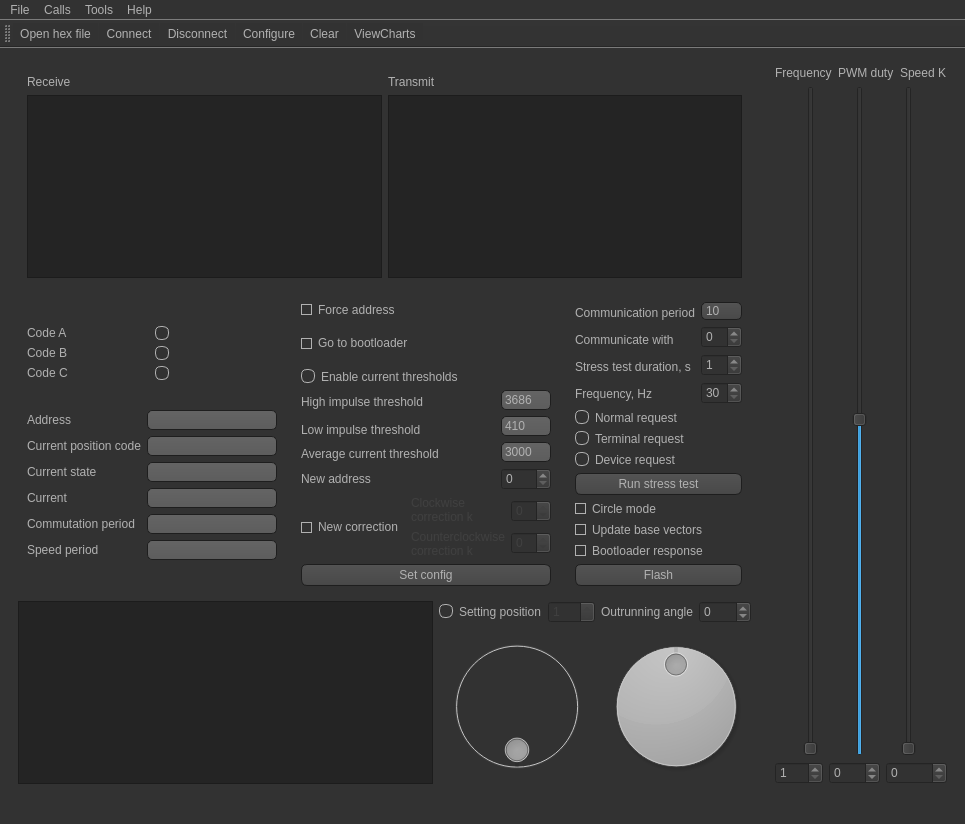
Above: mainwindow.ui from RunoVj/Terminal before the change. Below: the same form after it.
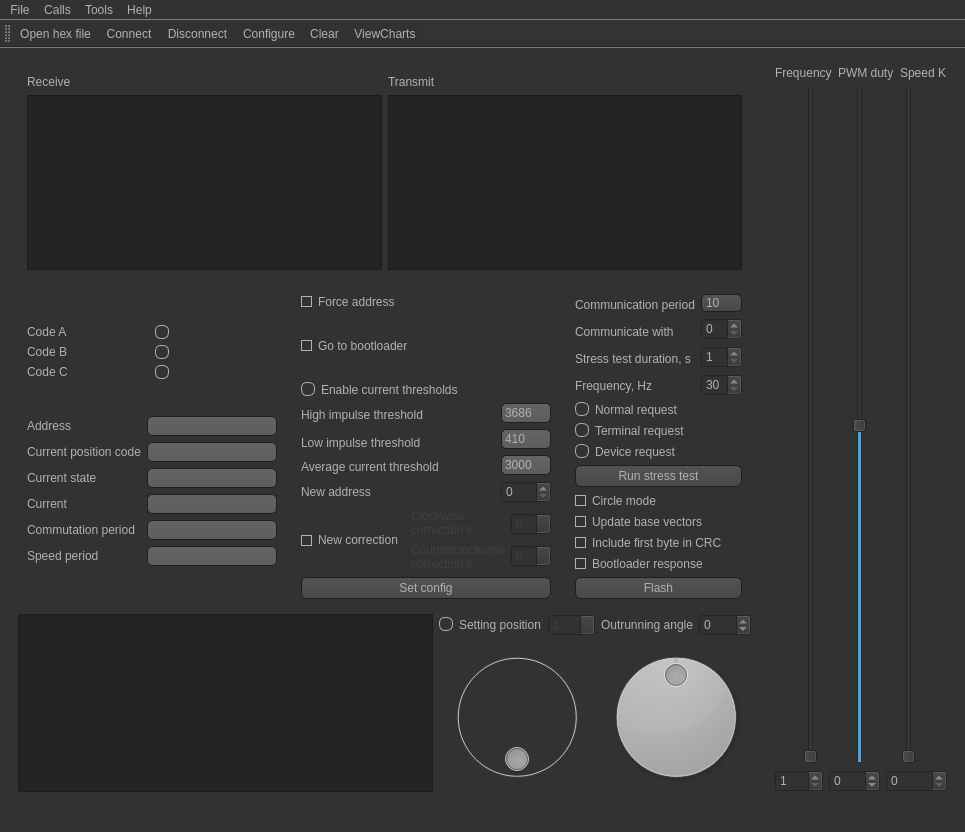
That is the form after the change. Icons and pictures are not drawn. Custom widgets are drawn as their Qt base class.

Commit message: Added CRC feature (with or without 1st byte)

Patch:
```diff
--- a/mainwindow.ui
+++ b/mainwindow.ui
@@ -7,7 +7,7 @@
     <x>0</x>
     <y>0</y>
     <width>965</width>
-    <height>824</height>
+    <height>832</height>
    </rect>
   </property>
   <property name="windowTitle">
@@ -1232,6 +1232,13 @@
                    </property>
                   </widget>
                  </item>
+                 <item>
+                  <widget class="QCheckBox" name="checkBoxCrc1Byte">
+                   <property name="text">
+                    <string>Include first byte in CRC</string>
+                   </property>
+                  </widget>
+                 </item>
                  <item>
                   <widget class="QCheckBox" name="checkBoxSendResponse">
                    <property name="toolTip">
@@ -1467,7 +1474,7 @@
            <item>
             <widget class="QSlider" name="verticalSliderVelocity">
              <property name="minimum">
-              <number>-128</number>
+              <number>-127</number>
              </property>
              <property name="maximum">
               <number>127</number>
```
Left out of the diff: 2 changed lines with no effect on the pictures. The commit also changes 1 other file.
